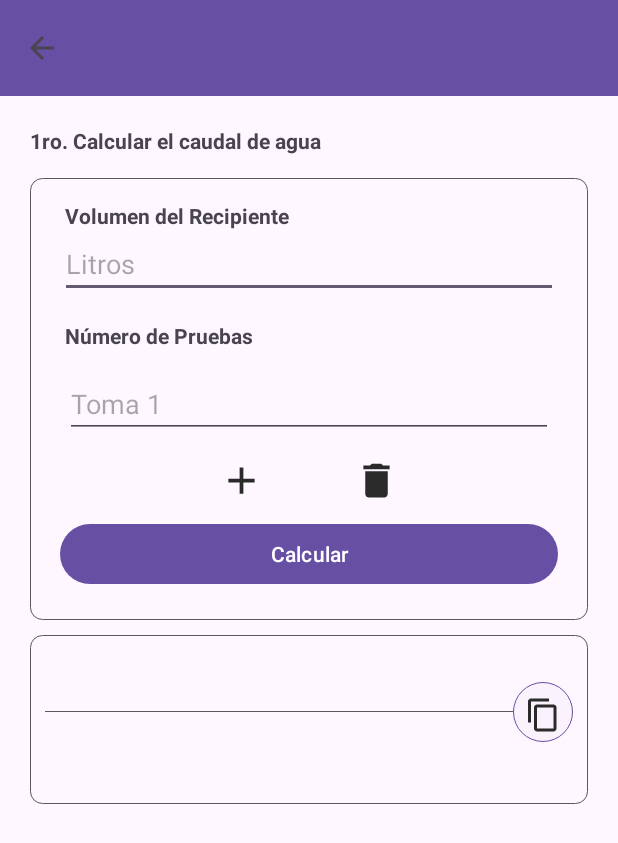
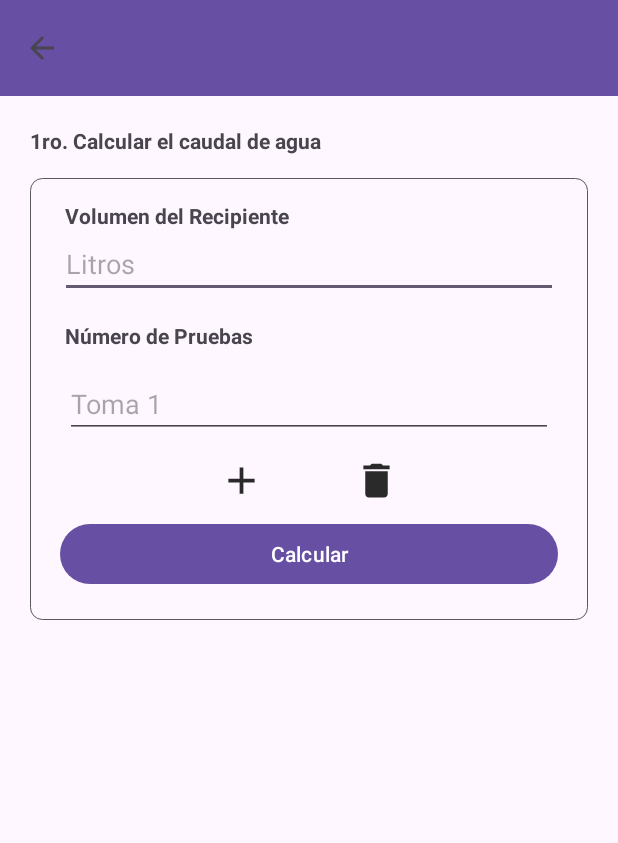
Before and after one commit to alancarlossilvestre/aplicacion_ministerio_de_vivienda_pasco, an Android app: the AutocompensanteActivity screen opened directly, with no data from a screen before it, on a phone screen of 412 x 824 dp. Shown: the top 843 px of the screen. Run offline under Robolectric (Android 15) with nearby library versions, the phone set to English and light mode, and no system bars.

```diff
--- a/app/src/main/java/com/example/mv4/UI/cloracion.kt
+++ b/app/src/main/java/com/example/mv4/UI/cloracion.kt
@@ -27,7 +27,6 @@ class cloracion : Fragment() {
             val intent = Intent(requireContext(), AutocompensanteActivity::class.java)
             intent.putExtra("titulo_toolbar", "Autocompensante")
             startActivity(intent)
-            activity?.overridePendingTransition(R.anim.slide_in_right, R.anim.slide_in_right)
         }
         // Inflate the layout for this fragment
         return view
--- a/app/src/main/java/com/example/mv4/UI/desinfeccion.kt
+++ b/app/src/main/java/com/example/mv4/UI/desinfeccion.kt
@@ -38,36 +38,30 @@ class desinfeccion : Fragment() {
             val intent = Intent(vista.context, base_cap_cmrp_rr::class.java)
             intent.putExtra("titulo_toolbar", "Captación")
             startActivity(intent)
-            activity?.overridePendingTransition(R.anim.slide_in_right, R.anim.slide_in_right)
 
         }
         botonCamRomPre?.setOnClickListener {
             val intent = Intent(vista.context, base_cap_cmrp_rr::class.java)
             intent.putExtra("titulo_toolbar", "Cámara Rompe Presión")
             startActivity(intent)
-            activity?.overridePendingTransition(R.anim.slide_in_right, R.anim.slide_in_right)
 
         }
         botonReserRect?.setOnClickListener {
             val intent = Intent(vista.context, base_cap_cmrp_rr::class.java)
             intent.putExtra("titulo_toolbar", "Reservorio Rectángular")
             startActivity(intent)
-            activity?.overridePendingTransition(R.anim.slide_in_right, R.anim.slide_in_right)
         }
 
         botonReserCirc?.setOnClickListener {
             val intent = Intent(vista.context, base_t_rc::class.java)
             intent.putExtra("titulo_toolbar", "Reservorio Circular")
             startActivity(intent)
-            activity?.overridePendingTransition(R.anim.slide_in_right, R.anim.slide_in_right)
-
         }
 
         botonTuberias?.setOnClickListener {
             val intent = Intent(vista.context,base_t_rc::class.java)
             intent.putExtra("titulo_toolbar", "Tuberías")
             startActivity(intent)
-            activity?.overridePendingTransition(R.anim.slide_in_right, R.anim.slide_in_right)
         }
 
         return vista
--- a/app/src/main/res/layout/activity_autocompensante.xml
+++ b/app/src/main/res/layout/activity_autocompensante.xml
@@ -115,15 +115,16 @@
     </LinearLayout>
 
     <LinearLayout
-        android:id="@+id/linearResultado"
+        android:id="@+id/linearResultadocaudal"
         android:layout_marginTop="10dp"
         android:layout_width="match_parent"
         android:layout_height="wrap_content"
         android:orientation="vertical"
         android:padding="10dp"
         android:background="@drawable/border"
+        android:visibility="gone"
         >
-        <!--- android:visibility="gone"-->
+        <!---->
 
 
         <TextView
@@ -155,7 +156,7 @@
                 android:scaleType="fitCenter" />
 
             <Button
-                android:id="@+id/botonCopiar"
+                android:id="@+id/botonCopiarcaudal"
                 android:layout_width="40dp"
                 android:layout_height="40dp"
                 android:background="@drawable/circle_border"
```
Also changed, not shown: app/src/main/java/com/example/mv4/AutocompensanteActivity.kt (+26 -4 lines).
